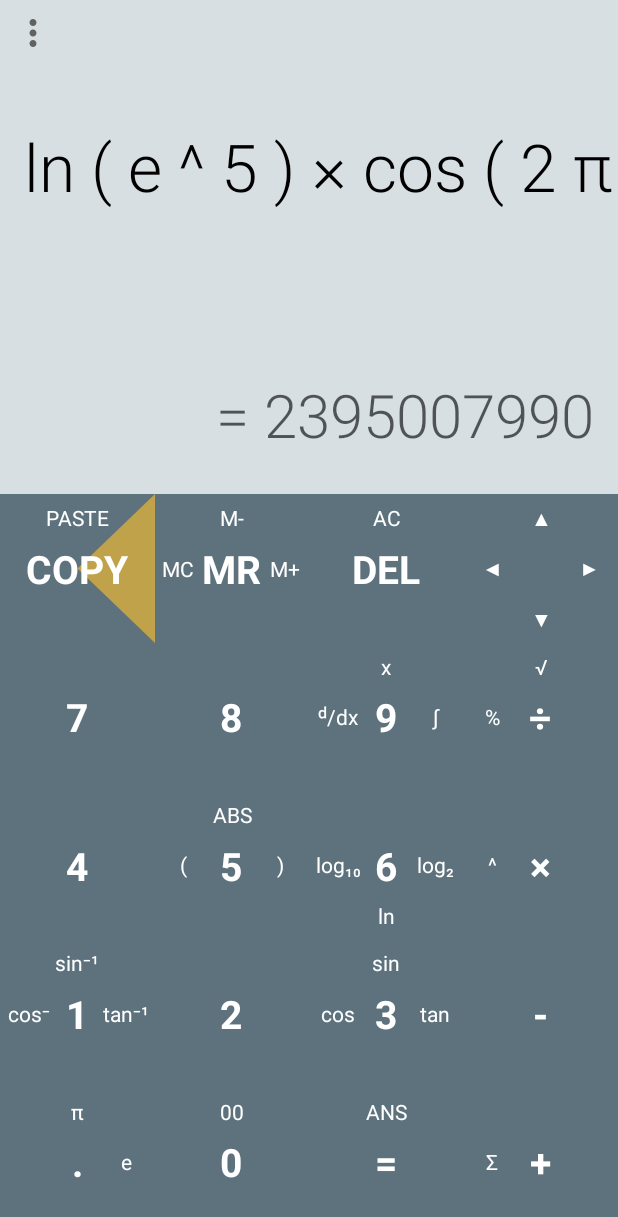
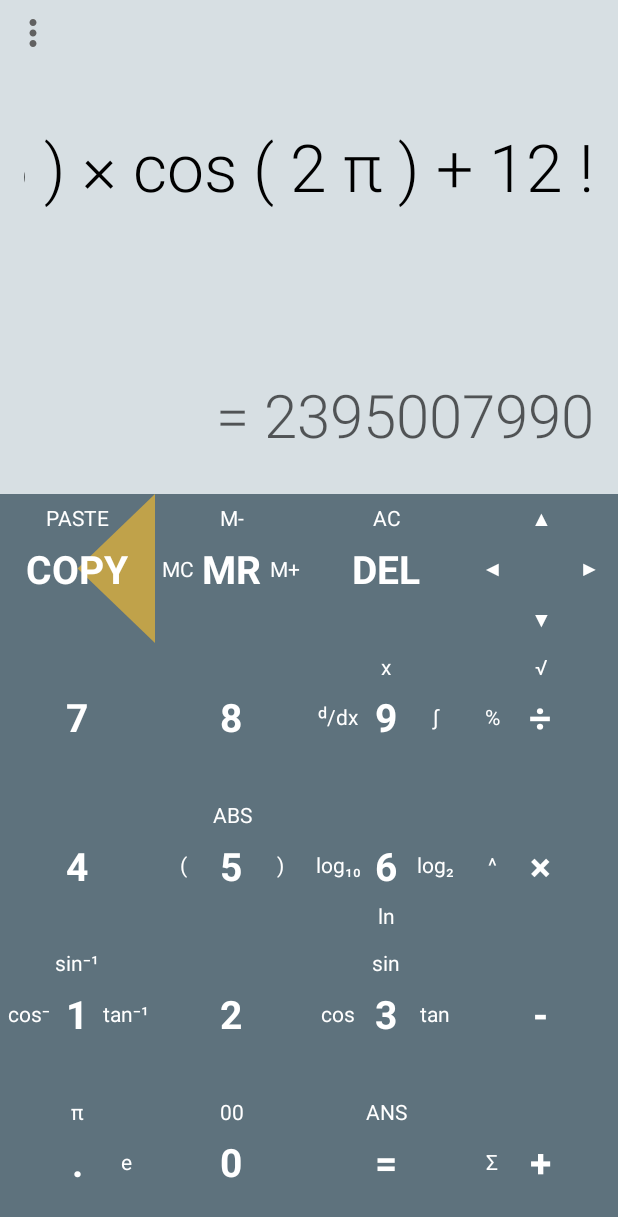
Before and after one commit to geckour/Flical, an Android app: the layout activity_main.xml on its own in the app's theme, with its tools: preview values and no code run, on a phone screen of 412 x 824 dp. Shown: the top 1217 px of the screen. Run offline under Robolectric (Android 15) with nearby library versions, the phone set to English and light mode, and no system bars.

Commit message:
Fix layout

```diff
--- a/app/src/main/res/layout/activity_main.xml
+++ b/app/src/main/res/layout/activity_main.xml
@@ -107,34 +107,22 @@
             app:layout_constraintStart_toStartOf="parent"
             app:layout_constraintTop_toTopOf="parent"/>
 
-        <com.geckour.flical.ui.view.CalculatorScrollView
-            android:id="@+id/formula_container"
-            android:layout_width="0dp"
-            android:layout_height="0dp"
-            android:layout_gravity="center_vertical"
-            android:overScrollMode="never"
-            android:scrollbars="none"
-            app:layout_constraintBottom_toTopOf="@id/guide_h_input"
-            app:layout_constraintEnd_toEndOf="parent"
-            app:layout_constraintStart_toStartOf="parent"
-            app:layout_constraintTop_toTopOf="parent">
-
         <com.geckour.flical.ui.view.CalculatorFormula
             android:id="@+id/formula"
             style="@style/DisplayTextStyle.Formula"
-                android:layout_width="wrap_content"
-                android:layout_height="match_parent"
+            android:layout_width="0dp"
+            android:layout_height="0dp"
             android:layout_gravity="center_vertical|end"
             android:background="@null"
-                android:cursorVisible="true"
             android:ellipsize="none"
             android:gravity="center_vertical|end"
-                android:longClickable="true"
             android:singleLine="true"
             android:textColor="@color/primaryTextColor"
-                android:textCursorDrawable="@null"
+            app:layout_constraintBottom_toTopOf="@id/guide_h_input"
+            app:layout_constraintEnd_toEndOf="parent"
+            app:layout_constraintStart_toStartOf="parent"
+            app:layout_constraintTop_toTopOf="parent"
             tools:text="ln ( e ^ 5 ) × cos ( 2 π ) + 12 !"/>
-        </com.geckour.flical.ui.view.CalculatorScrollView>
 
         <com.geckour.flical.ui.view.CalculatorResult
             android:id="@+id/resultPreview"
--- a/app/src/main/res/values/styles.xml
+++ b/app/src/main/res/values/styles.xml
@@ -14,10 +14,9 @@
     </style>
 
     <style name="DisplayTextStyle" parent="@android:style/Widget.Material.Light.TextView">
-        <item name="android:cursorVisible">false</item>
         <item name="android:fontFamily">sans-serif-light</item>
         <item name="android:includeFontPadding">false</item>
-        <item name="android:gravity">bottom|end</item>
+        <item name="android:gravity">center_vertical|end</item>
         <item name="android:textAlignment">viewEnd</item>
     </style>
 
@@ -26,7 +25,6 @@
         <item name="android:paddingBottom">@dimen/formula_padding_bottom</item>
         <item name="android:paddingStart">@dimen/formula_padding_start</item>
         <item name="android:paddingEnd">@dimen/formula_padding_end</item>
-        <item name="android:gravity">center_vertical</item>
         <item name="minTextSize">@dimen/formula_min_textsize</item>
         <item name="maxTextSize">@dimen/formula_max_textsize</item>
         <item name="stepTextSize">@dimen/formula_step_textsize</item>
@@ -37,7 +35,6 @@
         <item name="android:paddingBottom">@dimen/result_padding_bottom</item>
         <item name="android:paddingStart">@dimen/result_padding_start</item>
         <item name="android:paddingEnd">@dimen/result_padding_end</item>
-        <item name="android:gravity">center_vertical</item>
         <item name="android:textSize">@dimen/result_textsize</item>
     </style>
 
```
Lines whose indentation alone changed are shown as unchanged.
